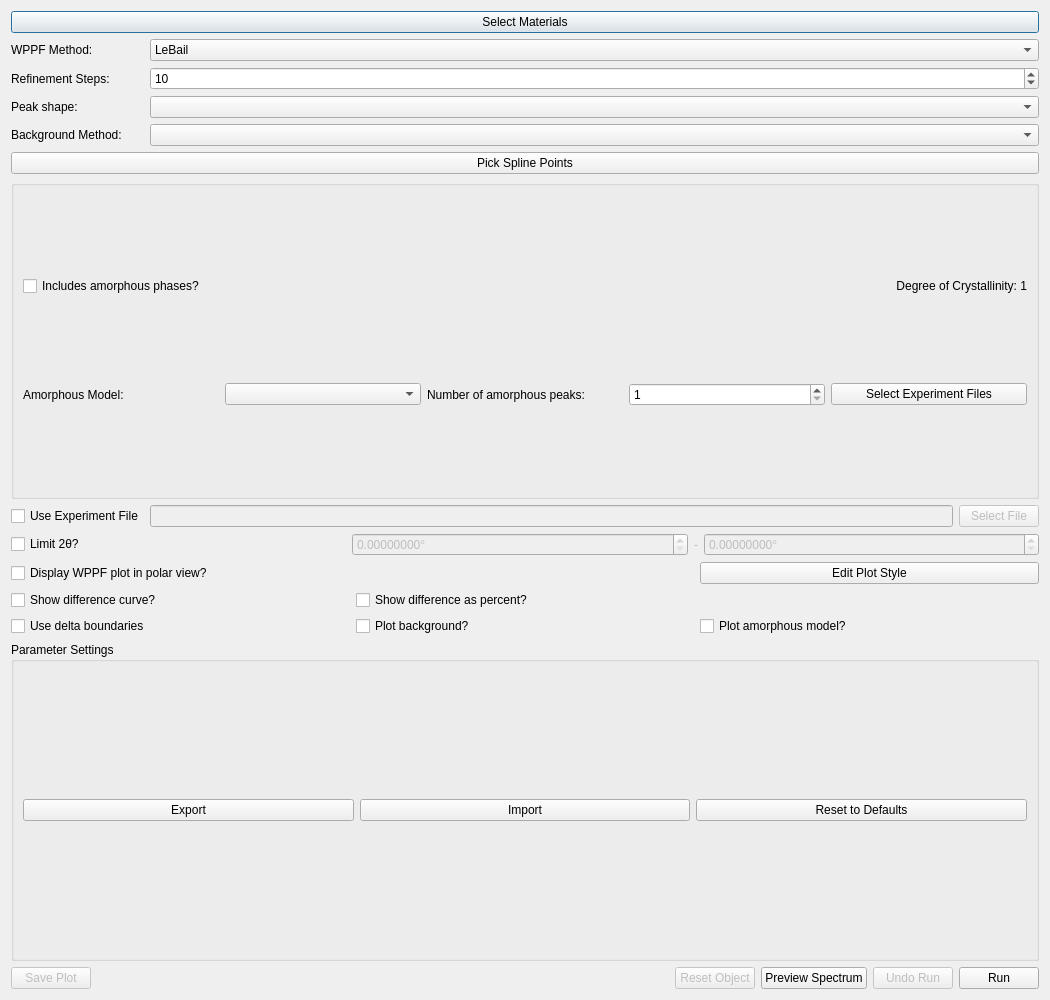
Old version of the form hexrdgui/resources/ui/wppf_options_dialog.ui in the repository HEXRD/hexrdgui.
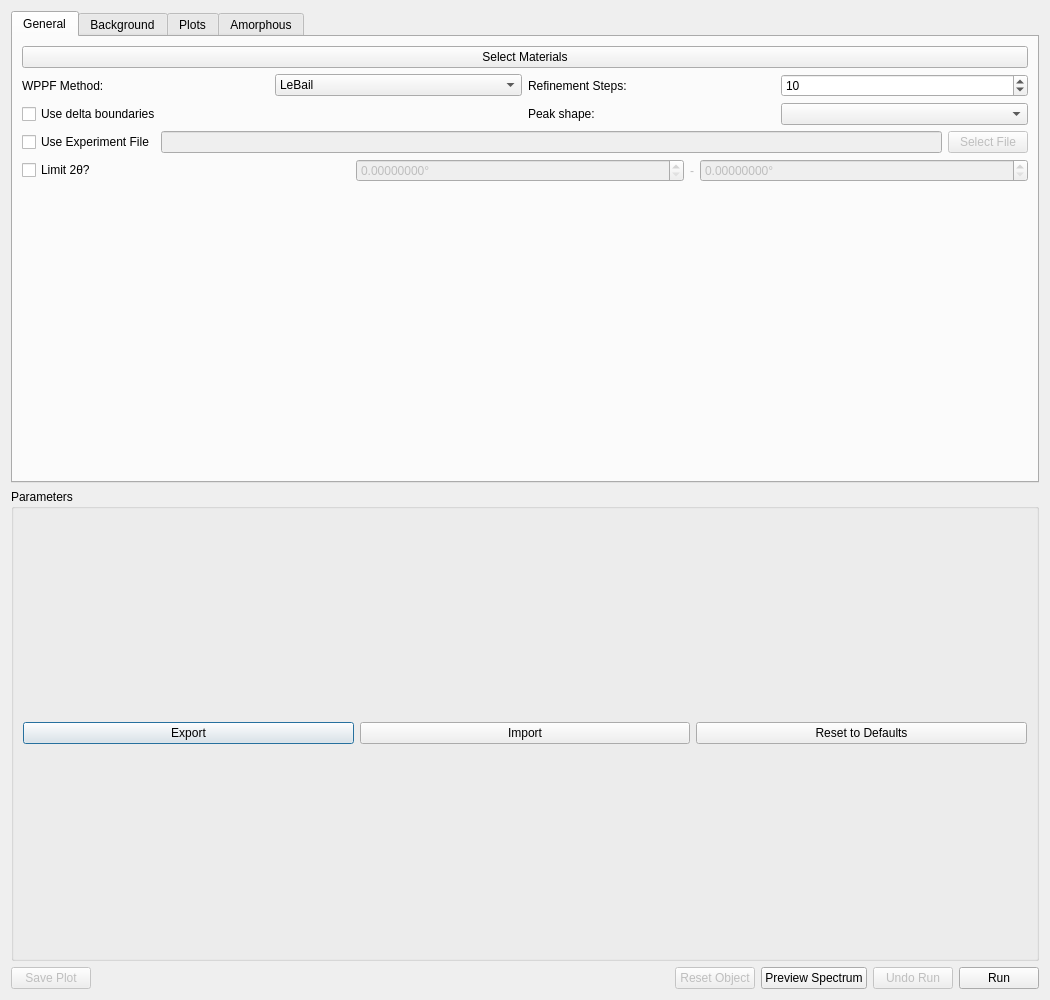
New version of the form. Icons and pictures are not drawn. Custom widgets are drawn as their Qt base class.

Commit message:
Organize WPPF options into tabs
There were too many options displayed at once. Organizing them
into tabs helps the user navigate the options better.

Patch:
```diff
--- a/hexrdgui/resources/ui/wppf_options_dialog.ui
+++ b/hexrdgui/resources/ui/wppf_options_dialog.ui
@@ -14,20 +14,10 @@
    <string>WPPF Options Dialog</string>
   </property>
   <layout class="QGridLayout" name="gridLayout_2">
-   <item row="0" column="0" colspan="3">
-    <widget class="QPushButton" name="select_materials_button">
-     <property name="toolTip">
-      <string>&lt;html&gt;&lt;head/&gt;&lt;body&gt;&lt;p&gt;Only materials with powder overlays can be selected&lt;/p&gt;&lt;/body&gt;&lt;/html&gt;</string>
-     </property>
-     <property name="text">
-      <string>Select Materials</string>
-     </property>
-    </widget>
-   </item>
-   <item row="20" column="0" colspan="3">
+   <item row="12" column="0" colspan="2">
     <widget class="QGroupBox" name="param_settings_group">
      <property name="title">
-      <string>Parameter Settings</string>
+      <string>Parameters</string>
      </property>
      <layout class="QHBoxLayout" name="horizontalLayout">
       <item>
@@ -54,48 +44,7 @@
      </layout>
     </widget>
    </item>
-   <item row="12" column="0">
-    <widget class="QCheckBox" name="use_experiment_file">
-     <property name="text">
-      <string>Use Experiment File</string>
-     </property>
-    </widget>
-   </item>
-   <item row="1" column="0">
-    <widget class="QLabel" name="method_label">
-     <property name="text">
-      <string>WPPF Method:</string>
-     </property>
-    </widget>
-   </item>
-   <item row="12" column="1">
-    <widget class="QLineEdit" name="experiment_file">
-     <property name="enabled">
-      <bool>false</bool>
-     </property>
-     <property name="text">
-      <string/>
-     </property>
-    </widget>
-   </item>
-   <item row="1" column="1" colspan="2">
-    <widget class="QComboBox" name="method">
-     <item>
-      <property name="text">
-       <string>LeBail</string>
-      </property>
-     </item>
-     <item>
-      <property name="text">
-       <string>Rietveld</string>
-      </property>
-     </item>
-    </widget>
-   </item>
-   <item row="3" column="1" colspan="2">
-    <widget class="QComboBox" name="peak_shape"/>
-   </item>
-   <item row="22" column="0" colspan="3">
+   <item row="14" column="0" colspan="2">
     <layout class="QHBoxLayout" name="button_layout">
      <item>
       <widget class="QPushButton" name="save_plot">
@@ -178,86 +127,120 @@
      </item>
     </layout>
    </item>
-   <item row="4" column="1" colspan="2">
-    <widget class="QComboBox" name="background_method"/>
-   </item>
-   <item row="2" column="0">
+   <item row="11" column="0" colspan="2">
+    <layout class="QVBoxLayout" name="tree_view_layout">
+     <item>
+      <widget class="QTabWidget" name="tab_widget">
+       <property name="sizePolicy">
+        <sizepolicy hsizetype="Expanding" vsizetype="Minimum">
+         <horstretch>0</horstretch>
+         <verstretch>0</verstretch>
+        </sizepolicy>
+       </property>
+       <property name="currentIndex">
+        <number>0</number>
+       </property>
+       <widget class="QWidget" name="general_tab">
+        <attribute name="title">
+         <string>General</string>
+        </attribute>
+        <layout class="QGridLayout" name="gridLayout_5">
+         <item row="1" column="1">
+          <widget class="QComboBox" name="method">
+           <item>
+            <property name="text">
+             <string>LeBail</string>
+            </property>
+           </item>
+           <item>
+            <property name="text">
+             <string>Rietveld</string>
+            </property>
+           </item>
+          </widget>
+         </item>
+         <item row="1" column="0">
+          <widget class="QLabel" name="method_label">
+           <property name="text">
+            <string>WPPF Method:</string>
+           </property>
+          </widget>
+         </item>
+         <item row="1" column="2">
     <widget class="QLabel" name="refinement_steps_label">
      <property name="text">
       <string>Refinement Steps:</string>
      </property>
     </widget>
    </item>
-   <item row="3" column="0">
-    <widget class="QLabel" name="peak_shape_label">
-     <property name="text">
-      <string>Peak shape:</string>
-     </property>
-    </widget>
-   </item>
-   <item row="15" column="0" colspan="3">
-    <layout class="QGridLayout" name="gridLayout_3">
-     <item row="2" column="1">
-      <widget class="QCheckBox" name="plot_background">
-       <property name="toolTip">
-        <string>&lt;html&gt;&lt;head/&gt;&lt;body&gt;&lt;p&gt;Include plot of the background (default: red dashed line) in the lineout.&lt;/p&gt;&lt;p&gt;The style of the background plot can be edited by clicking &amp;quot;Edit Plot Style&amp;quot;.&lt;/p&gt;&lt;/body&gt;&lt;/html&gt;</string>
-       </property>
-       <property name="text">
-        <string>Plot background?</string>
-       </property>
-      </widget>
-     </item>
-     <item row="2" column="2">
-      <widget class="QCheckBox" name="plot_amorphous">
+         <item row="1" column="3">
+          <widget class="QSpinBox" name="refinement_steps">
+           <property name="minimum">
+            <number>1</number>
+           </property>
+           <property name="maximum">
+            <number>10000000</number>
+           </property>
+           <property name="value">
+            <number>10</number>
+           </property>
+          </widget>
+         </item>
+         <item row="10" column="0">
+          <spacer name="verticalSpacer">
+           <property name="orientation">
+            <enum>Qt::Vertical</enum>
+           </property>
+           <property name="sizeHint" stdset="0">
+            <size>
+             <width>20</width>
+             <height>0</height>
+            </size>
+           </property>
+          </spacer>
+         </item>
+         <item row="0" column="0" colspan="4">
+          <widget class="QPushButton" name="select_materials_button">
        <property name="toolTip">
-        <string>&lt;html&gt;&lt;head/&gt;&lt;body&gt;&lt;p&gt;Include plot of amorphous model (default: red line) in the lineout.&lt;/p&gt;&lt;p&gt;The style of the amorphous model plot can be edited by clicking &amp;quot;Edit Plot Style&amp;quot;.&lt;/p&gt;&lt;/body&gt;&lt;/html&gt;</string>
+            <string>&lt;html&gt;&lt;head/&gt;&lt;body&gt;&lt;p&gt;Only materials with powder overlays can be selected&lt;/p&gt;&lt;/body&gt;&lt;/html&gt;</string>
        </property>
        <property name="text">
-        <string>Plot amorphous model?</string>
+            <string>Select Materials</string>
        </property>
       </widget>
      </item>
-     <item row="0" column="0" colspan="2">
-      <widget class="QCheckBox" name="display_wppf_plot">
+         <item row="5" column="0" colspan="4">
+          <layout class="QHBoxLayout" name="horizontalLayout_5">
+           <item>
+            <widget class="QCheckBox" name="use_experiment_file">
        <property name="text">
-        <string>Display WPPF plot in polar view?</string>
+              <string>Use Experiment File</string>
        </property>
       </widget>
      </item>
-     <item row="0" column="2">
-      <widget class="QPushButton" name="edit_plot_style">
-       <property name="text">
-        <string>Edit Plot Style</string>
-       </property>
-      </widget>
-     </item>
-     <item row="2" column="0">
-      <widget class="QCheckBox" name="delta_boundaries">
+           <item>
+            <widget class="QLineEdit" name="experiment_file">
+             <property name="enabled">
+              <bool>false</bool>
+             </property>
        <property name="text">
-        <string>Use delta boundaries</string>
+              <string/>
        </property>
       </widget>
      </item>
-     <item row="1" column="0">
-      <widget class="QCheckBox" name="show_difference_curve">
-       <property name="text">
-        <string>Show difference curve?</string>
-       </property>
-      </widget>
-     </item>
-     <item row="1" column="1">
-      <widget class="QCheckBox" name="show_difference_as_percent">
+           <item>
+            <widget class="QPushButton" name="select_experiment_file_button">
+             <property name="enabled">
+              <bool>false</bool>
+             </property>
        <property name="text">
-        <string>Show difference as percent?</string>
+              <string>Select File</string>
        </property>
       </widget>
      </item>
     </layout>
    </item>
-   <item row="19" column="0" colspan="3">
-    <layout class="QVBoxLayout" name="tree_view_layout"/>
-   </item>
-   <item row="13" column="0" colspan="3">
+         <item row="7" column="0" rowspan="2" colspan="4">
     <layout class="QHBoxLayout" name="limit_tth_layout">
      <item>
       <widget class="QCheckBox" name="limit_tth">
@@ -322,59 +305,155 @@
      </item>
     </layout>
    </item>
-   <item row="10" column="0" colspan="3">
-    <layout class="QVBoxLayout" name="background_method_parameters_layout"/>
-   </item>
-   <item row="2" column="1" colspan="2">
-    <widget class="QSpinBox" name="refinement_steps">
-     <property name="minimum">
-      <number>1</number>
-     </property>
-     <property name="maximum">
-      <number>10000000</number>
-     </property>
-     <property name="value">
-      <number>10</number>
-     </property>
-    </widget>
-   </item>
-   <item row="12" column="2">
-    <widget class="QPushButton" name="select_experiment_file_button">
-     <property name="enabled">
-      <bool>false</bool>
-     </property>
+         <item row="4" column="2">
+          <widget class="QLabel" name="peak_shape_label">
      <property name="text">
-      <string>Select File</string>
+            <string>Peak shape:</string>
      </property>
     </widget>
    </item>
-   <item row="4" column="0">
-    <widget class="QLabel" name="background_method_label">
+         <item row="4" column="3">
+          <widget class="QComboBox" name="peak_shape"/>
+         </item>
+         <item row="4" column="0" colspan="2">
+          <widget class="QCheckBox" name="delta_boundaries">
      <property name="text">
-      <string>Background Method:</string>
+            <string>Use delta boundaries</string>
      </property>
     </widget>
    </item>
-   <item row="8" column="0" colspan="3">
+        </layout>
+       </widget>
+       <widget class="QWidget" name="background_tab">
+        <attribute name="title">
+         <string>Background</string>
+        </attribute>
+        <layout class="QGridLayout" name="gridLayout_4">
+         <item row="1" column="0" colspan="2">
     <widget class="QPushButton" name="pick_spline_points">
      <property name="text">
       <string>Pick Spline Points</string>
      </property>
     </widget>
    </item>
-   <item row="11" column="0" colspan="3">
+         <item row="0" column="0">
+          <widget class="QLabel" name="background_method_label">
+           <property name="text">
+            <string>Background Method:</string>
+           </property>
+          </widget>
+         </item>
+         <item row="0" column="1">
+          <widget class="QComboBox" name="background_method"/>
+         </item>
+         <item row="2" column="0" colspan="2">
+          <layout class="QVBoxLayout" name="background_method_parameters_layout"/>
+         </item>
+         <item row="3" column="0" colspan="2">
+          <spacer name="verticalSpacer_2">
+           <property name="orientation">
+            <enum>Qt::Vertical</enum>
+           </property>
+           <property name="sizeHint" stdset="0">
+            <size>
+             <width>20</width>
+             <height>40</height>
+            </size>
+           </property>
+          </spacer>
+         </item>
+        </layout>
+       </widget>
+       <widget class="QWidget" name="plot_tab">
+        <attribute name="title">
+         <string>Plots</string>
+        </attribute>
+        <layout class="QGridLayout" name="gridLayout_6">
+         <item row="0" column="0">
+          <layout class="QGridLayout" name="gridLayout_3">
+           <item row="1" column="1">
+            <widget class="QCheckBox" name="show_difference_as_percent">
+             <property name="text">
+              <string>Show difference as percent?</string>
+             </property>
+            </widget>
+           </item>
+           <item row="1" column="0">
+            <widget class="QCheckBox" name="show_difference_curve">
+             <property name="text">
+              <string>Show difference curve?</string>
+             </property>
+            </widget>
+           </item>
+           <item row="0" column="0" colspan="2">
+            <widget class="QCheckBox" name="display_wppf_plot">
+             <property name="text">
+              <string>Display WPPF plot in polar view?</string>
+             </property>
+            </widget>
+           </item>
+           <item row="0" column="2">
+            <widget class="QPushButton" name="edit_plot_style">
+             <property name="text">
+              <string>Edit Plot Style</string>
+             </property>
+            </widget>
+           </item>
+           <item row="2" column="0">
+            <widget class="QCheckBox" name="plot_background">
+             <property name="toolTip">
+              <string>&lt;html&gt;&lt;head/&gt;&lt;body&gt;&lt;p&gt;Include plot of the background (default: red dashed line) in the lineout.&lt;/p&gt;&lt;p&gt;The style of the background plot can be edited by clicking &amp;quot;Edit Plot Style&amp;quot;.&lt;/p&gt;&lt;/body&gt;&lt;/html&gt;</string>
+             </property>
+             <property name="text">
+              <string>Plot background?</string>
+             </property>
+            </widget>
+           </item>
+           <item row="2" column="1">
+            <widget class="QCheckBox" name="plot_amorphous">
+             <property name="toolTip">
+              <string>&lt;html&gt;&lt;head/&gt;&lt;body&gt;&lt;p&gt;Include plot of amorphous model (default: red line) in the lineout.&lt;/p&gt;&lt;p&gt;The style of the amorphous model plot can be edited by clicking &amp;quot;Edit Plot Style&amp;quot;.&lt;/p&gt;&lt;/body&gt;&lt;/html&gt;</string>
+             </property>
+             <property name="text">
+              <string>Plot amorphous model?</string>
+             </property>
+            </widget>
+           </item>
+          </layout>
+         </item>
+         <item row="1" column="0">
+          <spacer name="verticalSpacer_3">
+           <property name="orientation">
+            <enum>Qt::Vertical</enum>
+           </property>
+           <property name="sizeHint" stdset="0">
+            <size>
+             <width>20</width>
+             <height>40</height>
+            </size>
+           </property>
+          </spacer>
+         </item>
+        </layout>
+       </widget>
+       <widget class="QWidget" name="amorphous_tab">
+        <attribute name="title">
+         <string>Amorphous</string>
+        </attribute>
+        <layout class="QGridLayout" name="gridLayout_7">
+         <item row="0" column="0">
     <widget class="QGroupBox" name="amorphous_group">
      <property name="title">
       <string/>
      </property>
      <layout class="QGridLayout" name="gridLayout">
-      <item row="1" column="3">
-       <widget class="QLabel" name="degree_of_crystallinity_label">
-        <property name="text">
-         <string>Degree of Crystallinity: 1</string>
-        </property>
-        <property name="alignment">
-         <set>Qt::AlignRight|Qt::AlignTrailing|Qt::AlignVCenter</set>
+            <item row="1" column="0">
+             <widget class="QCheckBox" name="include_amorphous">
+              <property name="toolTip">
+               <string>&lt;html&gt;&lt;head/&gt;&lt;body&gt;&lt;p&gt;If the sample contains some amorphous (such as liquid or glass) phases, check this box to include amorphous parameters.&lt;/p&gt;&lt;/body&gt;&lt;/html&gt;</string>
+              </property>
+              <property name="text">
+               <string>Includes amorphous phases?</string>
         </property>
        </widget>
       </item>
@@ -419,18 +498,37 @@
         </item>
        </layout>
       </item>
-      <item row="1" column="0">
-       <widget class="QCheckBox" name="include_amorphous">
-        <property name="toolTip">
-         <string>&lt;html&gt;&lt;head/&gt;&lt;body&gt;&lt;p&gt;If the sample contains some amorphous (such as liquid or glass) phases, check this box to include amorphous parameters.&lt;/p&gt;&lt;/body&gt;&lt;/html&gt;</string>
-        </property>
+            <item row="1" column="3">
+             <widget class="QLabel" name="degree_of_crystallinity_label">
         <property name="text">
-         <string>Includes amorphous phases?</string>
-        </property>
-       </widget>
-      </item>
-     </layout>
-    </widget>
+               <string>Degree of Crystallinity: 1</string>
+              </property>
+              <property name="alignment">
+               <set>Qt::AlignRight|Qt::AlignTrailing|Qt::AlignVCenter</set>
+              </property>
+             </widget>
+            </item>
+            <item row="3" column="0" colspan="4">
+             <spacer name="verticalSpacer_4">
+              <property name="orientation">
+               <enum>Qt::Vertical</enum>
+              </property>
+              <property name="sizeHint" stdset="0">
+               <size>
+                <width>20</width>
+                <height>40</height>
+               </size>
+              </property>
+             </spacer>
+            </item>
+           </layout>
+          </widget>
+         </item>
+        </layout>
+       </widget>
+      </widget>
+     </item>
+    </layout>
    </item>
   </layout>
  </widget>
```
Left out of the diff: 15 changed lines with no effect on the pictures. Lines whose indentation alone changed are shown as unchanged.
